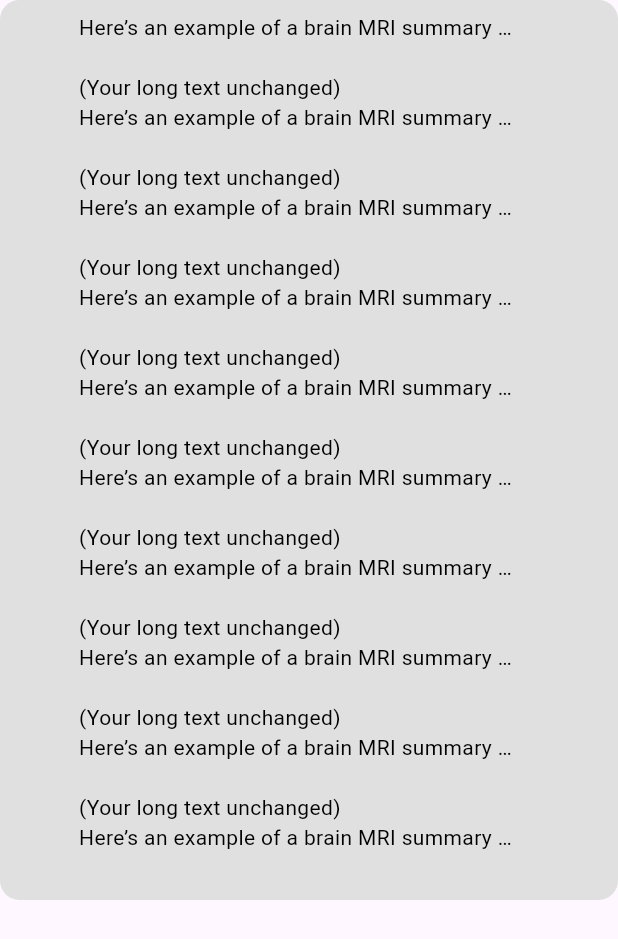
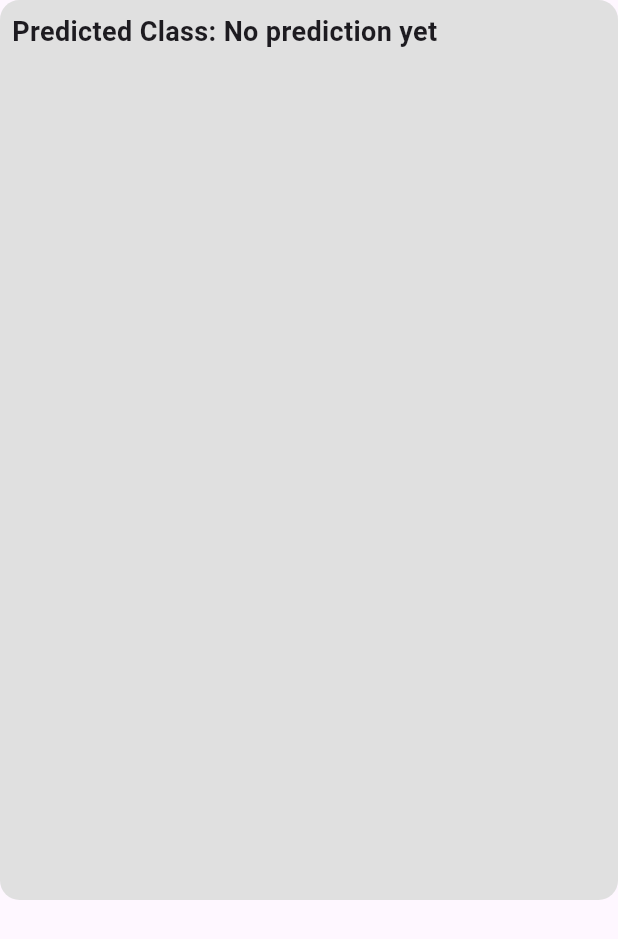
Before and after one commit to andyrudovv/mri, a Flutter app: the MRIsummary widget shown alone on an empty page, opened directly, on a phone screen of 412 x 824 dp. Shown: the top 939 px of the screen. Run offline on Flutter 3.47's test engine with Material 3 defaults, Android fonts, the light colour scheme and no system bars; our stand-ins replace dio, flutter_login, image_picker, url_strategy.

Commit message:
IT WORKSSSS

```diff
--- a/frontend/lib/components/MRIsummary.dart
+++ b/frontend/lib/components/MRIsummary.dart
@@ -1,89 +1,38 @@
 import 'package:flutter/material.dart';
 
 class MRIsummary extends StatelessWidget {
-  const MRIsummary({super.key});
+  final String? result;
+  final Map<String, dynamic>? probabilities;
+
+  const MRIsummary({super.key, this.result, this.probabilities});
 
   @override
   Widget build(BuildContext context) {
     return Container(
       width: 500,
       height: 600,
+      padding: const EdgeInsets.all(8.0),
       decoration: BoxDecoration(
         color: Colors.grey.shade300,
         borderRadius: BorderRadius.circular(13),
       ),
-      child: Padding(
-        padding: const EdgeInsets.all(8.0),
-        child: SingleChildScrollView(
-          child: const Text(
-            """
-            Here’s an example of a brain MRI summary …
-
-            (Your long text unchanged)
-            Here’s an example of a brain MRI summary …
-
-            (Your long text unchanged)
-            Here’s an example of a brain MRI summary …
-
-            (Your long text unchanged)
-            Here’s an example of a brain MRI summary …
-
-            (Your long text unchanged)
-            Here’s an example of a brain MRI summary …
-
-            (Your long text unchanged)
-            Here’s an example of a brain MRI summary …
-
-            (Your long text unchanged)
-            Here’s an example of a brain MRI summary …
-
-            (Your long text unchanged)
-            Here’s an example of a brain MRI summary …
-
-            (Your long text unchanged)
-            Here’s an example of a brain MRI summary …
-
-            (Your long text unchanged)
-            Here’s an example of a brain MRI summary …
-
-            (Your long text unchanged)
-            Here’s an example of a brain MRI summary …
-
-            (Your long text unchanged)
-            Here’s an example of a brain MRI summary …
-
-            (Your long text unchanged)
-            Here’s an example of a brain MRI summary …
-
-            (Your long text unchanged)
-            Here’s an example of a brain MRI summary …
-
-            (Your long text unchanged)
-            Here’s an example of a brain MRI summary …
-
-            (Your long text unchanged)
-            Here’s an example of a brain MRI summary …
-
-            (Your long text unchanged)
-            Here’s an example of a brain MRI summary …
-
-            (Your long text unchanged)
-
-            Here’s an example of a brain MRI summary …
-
-            (Your long text unchanged)
-            Here’s an example of a brain MRI summary …
-
-            (Your long text unchanged)
-
-            Here’s an example of a brain MRI summary …
-
-            (Your long text unchanged)Here’s an example of a brain MRI summary …
-
-            (Your long text unchanged)
-""",
-            style: TextStyle(color: Colors.black),
-          ),
+      child: SingleChildScrollView(
+        child: Column(
+          crossAxisAlignment: CrossAxisAlignment.start,
+          children: [
+            Text(
+              "Predicted Class: ${result ?? 'No prediction yet'}",
+              style: const TextStyle(fontSize: 18, fontWeight: FontWeight.bold),
+            ),
+            const SizedBox(height: 10),
+            if (probabilities != null && probabilities!.isNotEmpty)
+              ...probabilities!.entries.map(
+                (e) => Text(
+                  "${e.key}: ${e.value.toStringAsFixed(2)}",
+                  style: const TextStyle(fontSize: 16),
+                ),
+              ),
+          ],
         ),
       ),
     );
--- a/frontend/pubspec.yaml
+++ b/frontend/pubspec.yaml
@@ -39,6 +39,7 @@ dependencies:
   badges: ^3.1.2
   url_strategy: ^0.2.0
   image_picker: ^1.2.1
+  dio: ^5.9.0
 
 dev_dependencies:
   flutter_test:
```
Also changed, not shown: frontend/lib/components/MRIViewer.dart (+11 -44 lines), frontend/lib/pages/homePage.dart (+81 -10 lines), frontend/pubspec.lock, 2 other files.
